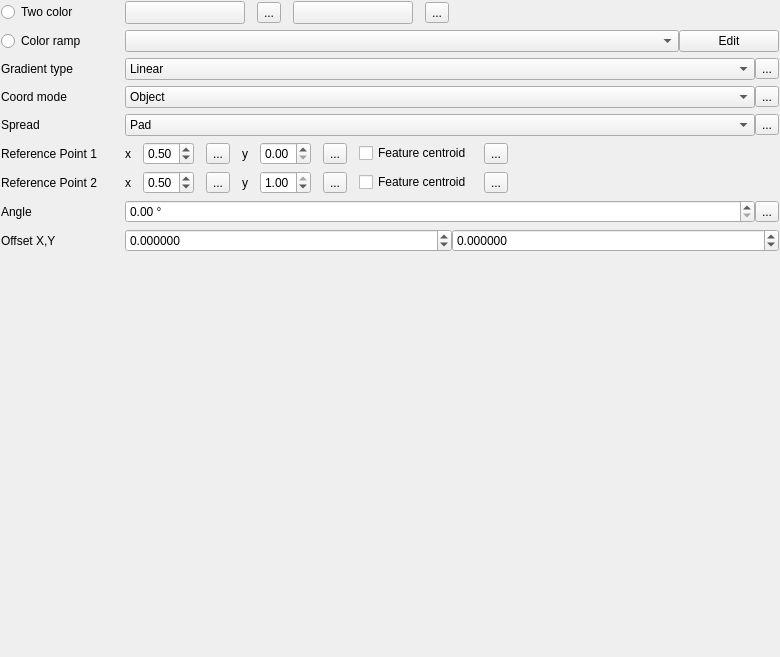
carsmie/QGIS, file src/ui/symbollayer/widget_gradientfill.ui: the form before one commit.
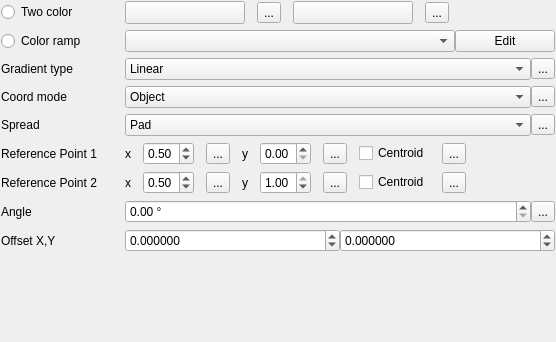
The form after the commit. Custom widgets are drawn as their Qt base class.

The edit to the form file:
```diff
--- a/src/ui/symbollayer/widget_gradientfill.ui
+++ b/src/ui/symbollayer/widget_gradientfill.ui
@@ -6,8 +6,8 @@
    <rect>
     <x>0</x>
     <y>0</y>
-    <width>780</width>
-    <height>657</height>
+    <width>556</width>
+    <height>342</height>
    </rect>
   </property>
   <property name="windowTitle">
@@ -139,7 +139,7 @@
      <item>
       <widget class="QCheckBox" name="checkRefPoint1Centroid">
        <property name="text">
-        <string>Feature centroid</string>
+        <string>Centroid</string>
        </property>
       </widget>
      </item>
@@ -411,7 +411,7 @@
      <item>
       <widget class="QCheckBox" name="checkRefPoint2Centroid">
        <property name="text">
-        <string>Feature centroid</string>
+        <string>Centroid</string>
        </property>
       </widget>
      </item>
```
